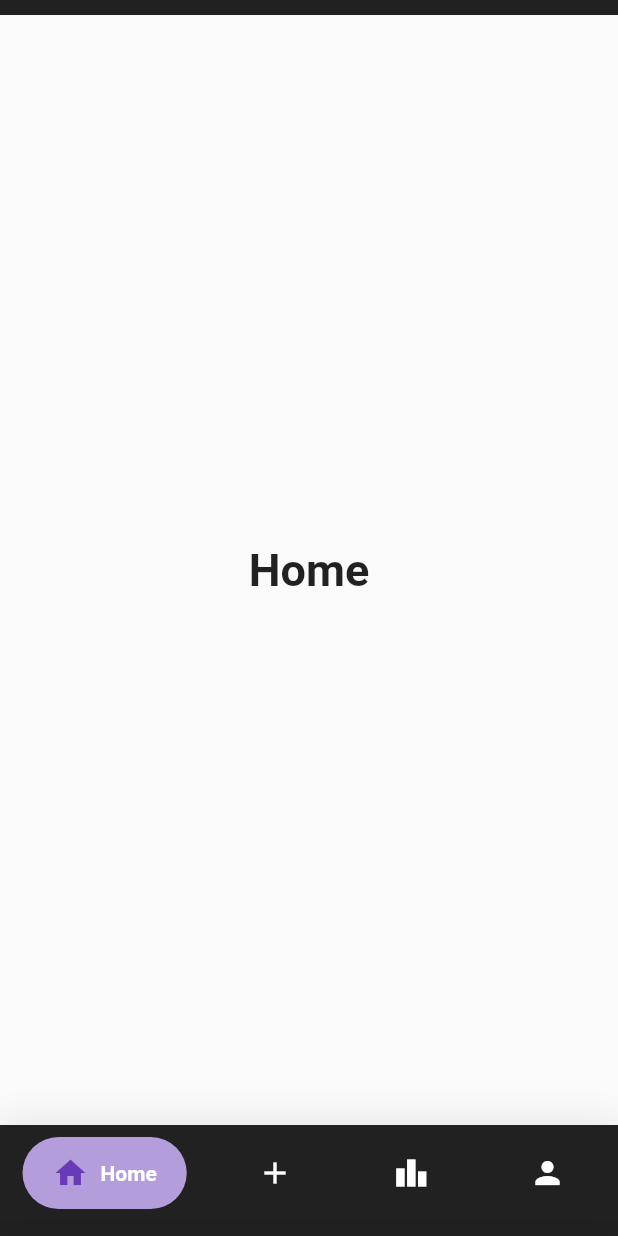
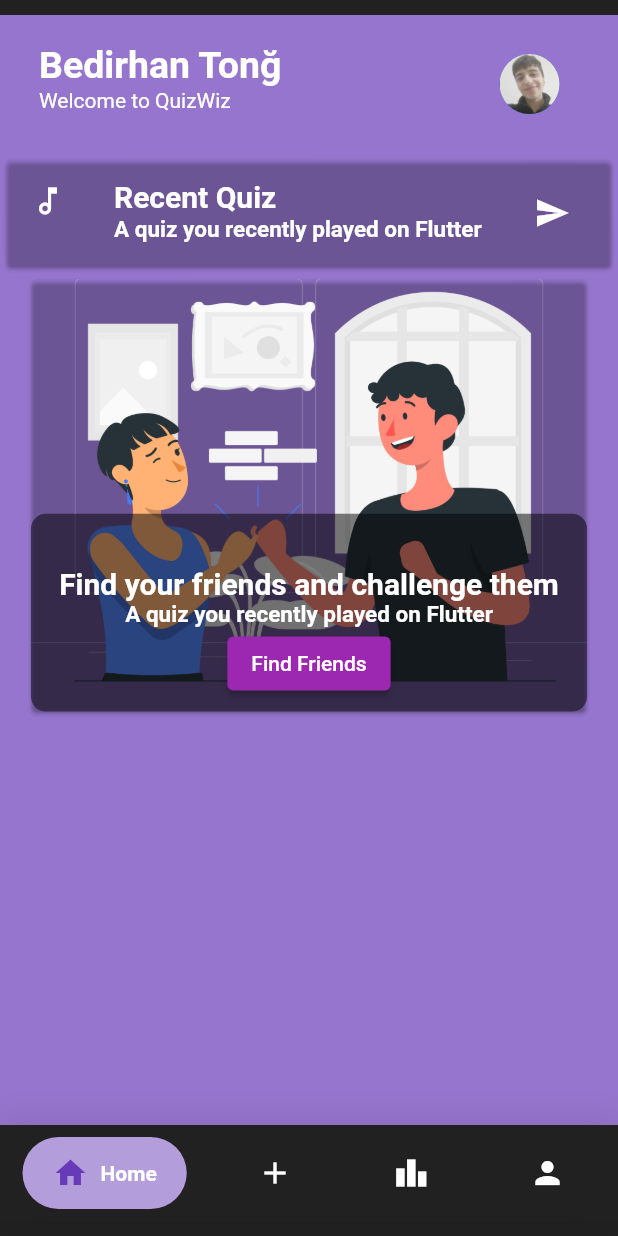
Before and after one commit to bedirhantong/quizwiz, a Flutter app: the screen it shows after launch, on a phone screen of 412 x 824 dp. Run offline on Flutter 3.47's test engine with Material 2 defaults, Android fonts, the phone set to English and light mode, and no system bars; drawn by our look-alikes of google_nav_bar; our stand-ins replace lottie; missing offline and left inert: material_dialogs.

Commit message:
Find friends card is added

```diff
--- a/lib/pages/main_screen/bottom_navigation.dart
+++ b/lib/pages/main_screen/bottom_navigation.dart
@@ -14,13 +14,8 @@ class BottomNav extends StatefulWidget {
 
 class _BottomNavState extends State<BottomNav> {
   int _selectedIndex = 0;
-  static const TextStyle optionStyle =
-      TextStyle(fontSize: 30, fontWeight: FontWeight.w600);
   static const List<Widget> _widgetOptions = <Widget>[
-    Text(
-      'Home',
-      style: optionStyle,
-    ),
+    HomePage(),
     ChallengeScreen(),
     ScoreboardScreen(),
     ProfileScreen(),
@@ -94,3 +89,170 @@ class _BottomNavState extends State<BottomNav> {
     );
   }
 }
+
+class HomePage extends StatelessWidget {
+  const HomePage({super.key});
+
+  @override
+  Widget build(BuildContext context) {
+    final screenSize = MediaQuery.of(context).size;
+
+    return Scaffold(
+      backgroundColor: Colors.deepPurple.shade300,
+      body: Column(
+        children: [
+          Padding(
+            padding: EdgeInsets.all(10.0),
+            child: ListTile(
+              title: const Text(
+                'Bedirhan Tonğ',
+                style: TextStyle(
+                  color: Colors.white,
+                  fontSize: 25,
+                  fontWeight: FontWeight.bold,
+                ),
+              ),
+              subtitle: const Text(
+                'Welcome to QuizWiz',
+                style: TextStyle(
+                  color: Colors.white,
+                  fontSize: 14,
+                  fontWeight: FontWeight.normal,
+                ),
+              ),
+              trailing: IconButton(
+                onPressed: () {
+                  ScaffoldMessenger.of(context).showSnackBar(
+                    const SnackBar(
+                      content: Text('Buradan profile gönder'),
+                    ),
+                  );
+                },
+                iconSize: 50,
+                icon: const CircleAvatar(
+                  backgroundImage:
+                      AssetImage('assets/images/user_image_dummy_data/me.jpg'),
+                ),
+              ),
+            ),
+          ),
+          Card(
+            shadowColor: Colors.black,
+            color: Colors.transparent,
+            // recent quiz
+            child: ListTile(
+              leading: const Icon(
+                Icons.music_note_outlined,
+                color: Colors.white,
+              ),
+              title: const Text(
+                'Recent Quiz',
+                style: TextStyle(
+                  color: Colors.white,
+                  fontSize: 20,
+                  fontWeight: FontWeight.bold,
+                ),
+              ),
+              subtitle: const Text(
+                'A quiz you recently played on Flutter',
+                style: TextStyle(
+                  color: Colors.white,
+                  fontSize: 15,
+                  fontWeight: FontWeight.bold,
+                ),
+              ),
+              trailing: IconButton(
+                onPressed: () {
+                  ScaffoldMessenger.of(context).showSnackBar(
+                    const SnackBar(
+                      content: Text(
+                        'Buradan quize gönder',
+                        style: TextStyle(
+                          color: Colors.white,
+                          fontSize: 25,
+                          fontWeight: FontWeight.bold,
+                        ),
+                      ),
+                    ),
+                  );
+                },
+                icon: const Icon(
+                  Icons.send,
+                  color: Colors.white,
+                ),
+              ),
+            ),
+          ),
+          Card(
+            color: Colors.transparent,
+            // recent quiz
+            child: Stack(
+              children: [
+                Container(
+                  height: screenSize.height * 0.35,
+                  width: screenSize.width * 0.9,
+                  decoration: BoxDecoration(
+                    borderRadius: BorderRadius.circular(10),
+                    image: const DecorationImage(
+                      image: AssetImage(
+                          'assets/images/user_image_dummy_data/challenge.png'),
+                      fit: BoxFit.cover,
+                    ),
+                  ),
+                ),
+                Positioned(
+                  bottom: 0,
+                  right: 0,
+                  child: Container(
+                    height: screenSize.height * 0.16,
+                    width: screenSize.width * 0.9,
+                    decoration: BoxDecoration(
+                      borderRadius: BorderRadius.circular(10),
+                      color: Colors.black.withOpacity(0.5),
+                    ),
+                    child: Padding(
+                      padding: const EdgeInsets.all(8.0),
+                      child: Column(
+                        mainAxisAlignment: MainAxisAlignment.end,
+                        crossAxisAlignment: CrossAxisAlignment.center,
+                        children: [
+                          const Text(
+                            'Find your friends and challenge them',
+                            style: TextStyle(
+                              color: Colors.white,
+                              fontSize: 20,
+                              fontWeight: FontWeight.bold,
+                            ),
+                          ),
+                          const Text(
+                            'A quiz you recently played on Flutter',
+                            style: TextStyle(
+                              color: Colors.white,
+                              fontSize: 15,
+                              fontWeight: FontWeight.bold,
+                            ),
+                          ),
+                          ElevatedButton(
+                            style: ButtonStyle(
+                              backgroundColor:
+                                  MaterialStateProperty.all(Colors.purple),
+                            ),
+                            onPressed: () {},
+                            child: const Text(
+                              'Find Friends',
+                              style: TextStyle(color: Colors.white),
+                            ),
+                          )
+                        ],
+                      ),
+                    ),
+                  ),
+                ),
+              ],
+            ),
+          ),
+        ],
+      ),
+    );
+  }
+}
--- a/pubspec.yaml
+++ b/pubspec.yaml
@@ -61,7 +61,9 @@ flutter:
   uses-material-design: true
   assets:
     - assets/images/quiz_types/
+    - assets/images/user_image_dummy_data/
     - assets/images/quiz_types/programming/
+
 
   # To add assets to your application, add an assets section, like this:
   # assets:
```
Also changed, not shown: assets/images/user_image_dummy_data/challenge.png (added), assets/images/user_image_dummy_data/cheer.png (added), assets/images/user_image_dummy_data/me.jpg (added), assets/images/user_image_dummy_data/quiz_friends.png (added), assets/images/user_image_dummy_data/quizz_friends.png (added).
